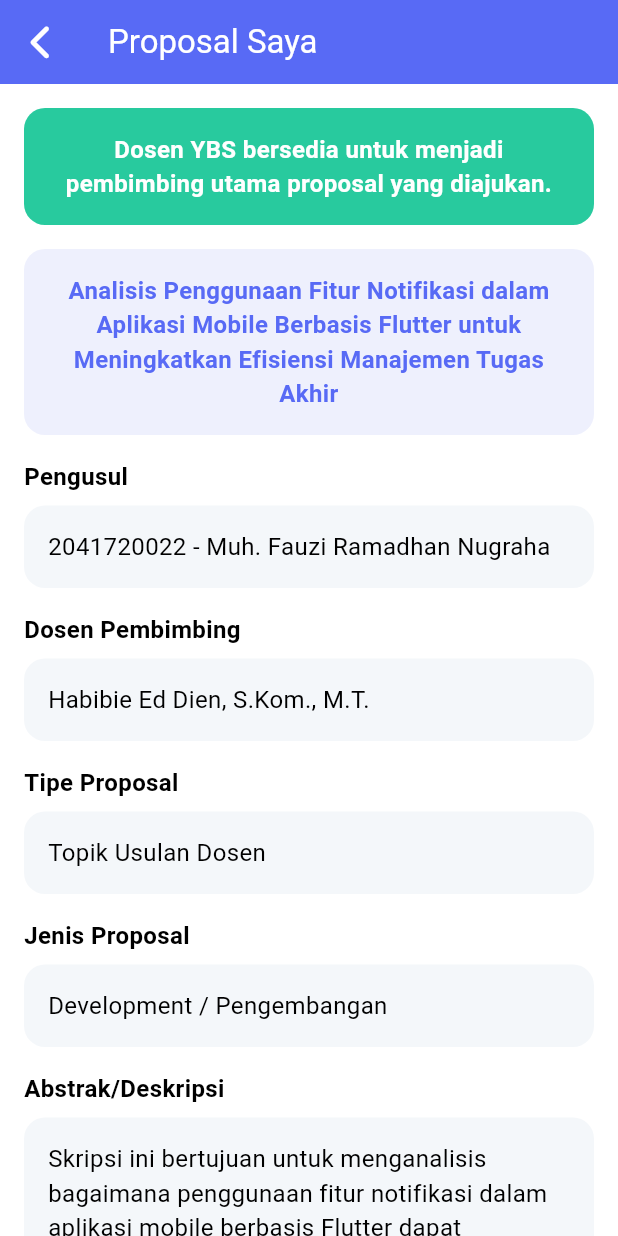
After one commit to oocengg/fauzi_tugas-akhir, a Flutter app: the ProposalSayaScreen screen opened directly, on a phone screen of 412 x 824 dp. The commit adds this screen. Run offline on Flutter 3.47's test engine with Material 3 defaults, Android fonts, the phone set to English and light mode, and no system bars; our stand-ins replace carousel_slider, font_awesome_flutter, google_fonts.

Commit message:
UI : Add Proposal Saya Screen

```diff
--- a/src/mobile_app_simta/lib/features/pra_proposal/views/pra_proposal_screen.dart
+++ b/src/mobile_app_simta/lib/features/pra_proposal/views/pra_proposal_screen.dart
@@ -2,6 +2,7 @@ import 'package:flutter/material.dart';
 import 'package:mobile_app_simta/core/constant/font_size.dart';
 import 'package:mobile_app_simta/features/pra_proposal/views/daftar_kuota_dosen/views/daftar_kuota_dosen_screen.dart';
 import 'package:mobile_app_simta/features/pra_proposal/views/pendaftaran_seminar_proposal/views/pendaftaran_seminar_proposal_screen.dart';
+import 'package:mobile_app_simta/features/pra_proposal/views/proposal_saya/views/proposal_saya_screen.dart';
 import 'package:mobile_app_simta/features/pra_proposal/views/ujian_seminar_proposal/views/ujian_seminar_proposal_screen.dart';
 import 'package:mobile_app_simta/features/pra_proposal/views/usulan_topik_dosen/daftar_kuota_dosen/views/usulan_topik_dosen.dart';
 import 'package:mobile_app_simta/features/pra_proposal/widgets/item_widget/pra_proposal_item.dart';
@@ -66,6 +67,22 @@ class PraProposalScreen extends StatelessWidget {
               ),
               praProposalItem(
                 context,
+                'assets/images/pra_4.png',
+                'Proposal Saya',
+                () {
+                  Navigator.push(
+                    context,
+                    MaterialPageRoute(
+                      builder: (context) => const ProposalSayaScreen(),
+                    ),
+                  );
+                },
+              ),
+              const SizedBox(
+                height: 16,
+              ),
+              praProposalItem(
+                context,
                 'assets/images/pra_3.png',
                 'Pendaftaran Seminar Proposal',
                 () {
@@ -77,15 +94,6 @@ class PraProposalScreen extends StatelessWidget {
                     ),
                   );
                 },
-              ),
-              const SizedBox(
-                height: 16,
-              ),
-              praProposalItem(
-                context,
-                'assets/images/pra_4.png',
-                'Jadwal Seminar Proposal',
-                () {},
               ),
               const SizedBox(
                 height: 16,
--- /dev/null
+++ b/src/mobile_app_simta/lib/features/pra_proposal/views/proposal_saya/views/proposal_saya_screen.dart
@@ -0,0 +1,174 @@
+import 'package:flutter/material.dart';
+import 'package:font_awesome_flutter/font_awesome_flutter.dart';
+import 'package:mobile_app_simta/core/constant/colors.dart';
+import 'package:mobile_app_simta/core/constant/font_size.dart';
+import 'package:mobile_app_simta/features/pra_proposal/views/proposal_saya/widgets/item_widget/proposal_saya_item.dart';
+
+class ProposalSayaScreen extends StatelessWidget {
+  const ProposalSayaScreen({super.key});
+
+  @override
+  Widget build(BuildContext context) {
+    return Scaffold(
+      appBar: AppBar(
+        centerTitle: false,
+        title: const Text(
+          'Proposal Saya',
+          style: TextStyle(
+            color: AppColors.white,
+          ),
+        ),
+        leading: IconButton(
+          onPressed: () {
+            Navigator.pop(context);
+          },
+          icon: const Icon(
+            FontAwesomeIcons.chevronLeft,
+            color: AppColors.white,
+          ),
+        ),
+        backgroundColor: AppColors.primary500,
+        shadowColor: AppColors.black.withOpacity(0.2),
+      ),
+      body: ListView(
+        children: [
+          Container(
+            margin: const EdgeInsets.only(
+              top: 16,
+              left: 16,
+              right: 16,
+            ),
+            padding: const EdgeInsets.all(16),
+            width: double.infinity,
+            decoration: BoxDecoration(
+              borderRadius: BorderRadius.circular(14),
+              color: AppColors.success500,
+            ),
+            child: const Center(
+              child: Text(
+                'Dosen YBS bersedia untuk menjadi pembimbing utama proposal yang diajukan.',
+                style: TextStyle(
+                  fontWeight: FontWeight.bold,
+                  fontSize: AppFontSize.text,
+                  color: AppColors.white,
+                ),
+                textAlign: TextAlign.center,
+              ),
+            ),
+          ),
+          const SizedBox(
+            height: 16,
+          ),
+          Container(
+            margin: const EdgeInsets.only(
+              left: 16,
+              right: 16,
+            ),
+            padding: const EdgeInsets.all(16),
+            width: double.infinity,
+            decoration: BoxDecoration(
+              borderRadius: BorderRadius.circular(14),
+              color: AppColors.primary50,
+            ),
+            child: const Center(
+              child: Text(
+                'Analisis Penggunaan Fitur Notifikasi dalam Aplikasi Mobile Berbasis Flutter untuk Meningkatkan Efisiensi Manajemen Tugas Akhir',
+                style: TextStyle(
+                  fontWeight: FontWeight.bold,
+                  fontSize: AppFontSize.text,
+                  color: AppColors.primary500,
+                ),
+                textAlign: TextAlign.center,
+              ),
+            ),
+          ),
+          const SizedBox(
+            height: 16,
+          ),
+          proposalSayaItem(
+            'Pengusul',
+            '2041720022 - Muh. Fauzi Ramadhan Nugraha',
+            [],
+            true,
+          ),
+          const SizedBox(
+            height: 16,
+          ),
+          proposalSayaItem(
+            'Dosen Pembimbing',
+            'Habibie Ed Dien, S.Kom., M.T.',
+            [],
+            true,
+          ),
+          const SizedBox(
+            height: 16,
+          ),
+          proposalSayaItem(
+            'Tipe Proposal',
+            'Topik Usulan Dosen',
+            [],
+            true,
+          ),
+          const SizedBox(
+            height: 16,
+          ),
+          proposalSayaItem(
+            'Jenis Proposal',
+            'Development / Pengembangan',
+            [],
+            true,
+          ),
+          const SizedBox(
+            height: 16,
+          ),
+          proposalSayaItem(
+            'Abstrak/Deskripsi',
+            'Skripsi ini bertujuan untuk menganalisis bagaimana penggunaan fitur notifikasi dalam aplikasi mobile berbasis Flutter dapat mempengaruhi efisiensi dalam manajemen tugas akhir. Penelitian ini akan mengeksplorasi apakah pemberian notifikasi kepada pengguna aplikasi secara tepat waktu dan relevan dapat meningkatkan kesadaran, partisipasi, dan kepatuhan terhadap tenggat waktu dan tanggung jawab terkait tugas akhir. Hasil dari penelitian ini diharapkan dapat memberikan wawasan berharga dalam pengembangan aplikasi manajemen tugas akhir berbasis mobile untuk mendukung mahasiswa dalam menyelesaikan tugas akhir mereka dengan lebih efisien.',
+            [],
+            true,
+          ),
+          const SizedBox(
+            height: 16,
+          ),
+          proposalSayaItem(
+            'Bidang Topik',
+            '',
+            [
+              'Mobile Application',
+              'Mobile Application',
+              'Mobile Application',
+            ],
+            true,
+          ),
+          const SizedBox(
+            height: 16,
+          ),
+          proposalSayaItem(
+            'Repo Dokumen',
+            'https://drive.google.com/drive/folders/1D8FQyeK1R0SkV6hmU3_3RFtk9dt3QfAq?usp=sharing',
+            [],
+            true,
+          ),
+          const SizedBox(
+            height: 16,
+          ),
+          proposalSayaItem(
+            'Repo Aplikasi',
+            'https://github.com/oocengg/fauzi_tugas-akhir.git',
+            [],
+            true,
+          ),
+          const SizedBox(
+            height: 16,
+          ),
+          proposalSayaItem(
+            'Status',
+            'https://github.com/oocengg/fauzi_tugas-akhir.git',
+            [],
+            false,
+          ),
+        ],
+      ),
+    );
+  }
+}
--- /dev/null
+++ b/src/mobile_app_simta/lib/features/pra_proposal/views/proposal_saya/widgets/item_widget/proposal_saya_item.dart
@@ -0,0 +1,145 @@
+import 'package:flutter/material.dart';
+import 'package:font_awesome_flutter/font_awesome_flutter.dart';
+import 'package:mobile_app_simta/core/constant/colors.dart';
+import 'package:mobile_app_simta/core/constant/font_size.dart';
+
+Widget proposalSayaItem(
+  final String title,
+  final String desc,
+  List<String> scope,
+  final bool sudahSubmit,
+) {
+  return Column(
+    crossAxisAlignment: CrossAxisAlignment.start,
+    children: [
+      Padding(
+        padding: const EdgeInsets.only(
+          left: 16,
+          right: 16,
+        ),
+        child: Text(
+          title,
+          style: const TextStyle(
+            fontSize: AppFontSize.text,
+            fontWeight: FontWeight.bold,
+          ),
+        ),
+      ),
+      const SizedBox(
+        height: 8,
+      ),
+      title == 'Bidang Topik'
+          ? SizedBox(
+              height: 32,
+              child: ListView.separated(
+                padding: const EdgeInsets.symmetric(horizontal: 16),
+                scrollDirection: Axis.horizontal,
+                shrinkWrap: true,
+                itemBuilder: (context, index) => Container(
+                  padding: const EdgeInsets.symmetric(
+                    vertical: 4,
+                    horizontal: 16,
+                  ),
+                  decoration: BoxDecoration(
+                    borderRadius: BorderRadius.circular(14),
+                    color: AppColors.aqua700,
+                  ),
+                  child: Text(
+                    scope[index],
+                    style: const TextStyle(
+                      fontSize: AppFontSize.text,
+                      fontWeight: FontWeight.bold,
+                      color: AppColors.white,
+                    ),
+                  ),
+                ),
+                separatorBuilder: (context, index) => const SizedBox(
+                  width: 10,
+                ),
+                itemCount: scope.length,
+              ),
+            )
+          : title == 'Status'
+              ? Padding(
+                  padding: const EdgeInsets.only(
+                    right: 16,
+                    left: 16,
+                  ),
+                  child: Column(
+                    crossAxisAlignment: CrossAxisAlignment.start,
+                    children: [
+                      Row(
+                        children: [
+                          Icon(
+                            sudahSubmit
+                                ? FontAwesomeIcons.circle
+                                : FontAwesomeIcons.circleCheck,
+                            size: 20,
+                            color: sudahSubmit
+                                ? AppColors.neutral400
+                                : AppColors.primary500,
+                          ),
+                          const SizedBox(
+                            width: 8,
+                          ),
+                          const Flexible(
+                            child: Text(
+                              'Draft (proposal BELUM diajukan ke calon dosen pembimbing)',
+                              style: TextStyle(
+                                fontSize: AppFontSize.text,
+                              ),
+                            ),
+                          ),
+                        ],
+                      ),
+                      const SizedBox(
+                        height: 8,
+                      ),
+                      Row(
+                        children: [
+                          Icon(
+                            sudahSubmit
+                                ? FontAwesomeIcons.circleCheck
+                                : FontAwesomeIcons.circle,
+                            size: 20,
+                            color: sudahSubmit
+                                ? AppColors.primary500
+                                : AppColors.neutral400,
+                          ),
+                          const SizedBox(
+                            width: 8,
+                          ),
+                          const Flexible(
+                            child: Text(
+                              'Submit (proposal SUDAH diajukan ke dosen pembimbing)',
+                              style: TextStyle(
+                                fontSize: AppFontSize.text,
+                              ),
+                            ),
+                          ),
+                        ],
+                      ),
+                    ],
+                  ),
+                )
+              : Container(
+                  width: double.infinity,
+                  padding: const EdgeInsets.all(16),
+                  margin: const EdgeInsets.only(
+                    left: 16,
+                    right: 16,
+                  ),
+                  decoration: BoxDecoration(
+                    borderRadius: BorderRadius.circular(14),
+                    color: AppColors.neutral50,
+                  ),
+                  child: Text(
+                    desc,
+                    style: const TextStyle(
+                      fontSize: AppFontSize.text,
+                    ),
+                  ),
+                ),
+    ],
+  );
+}
```
